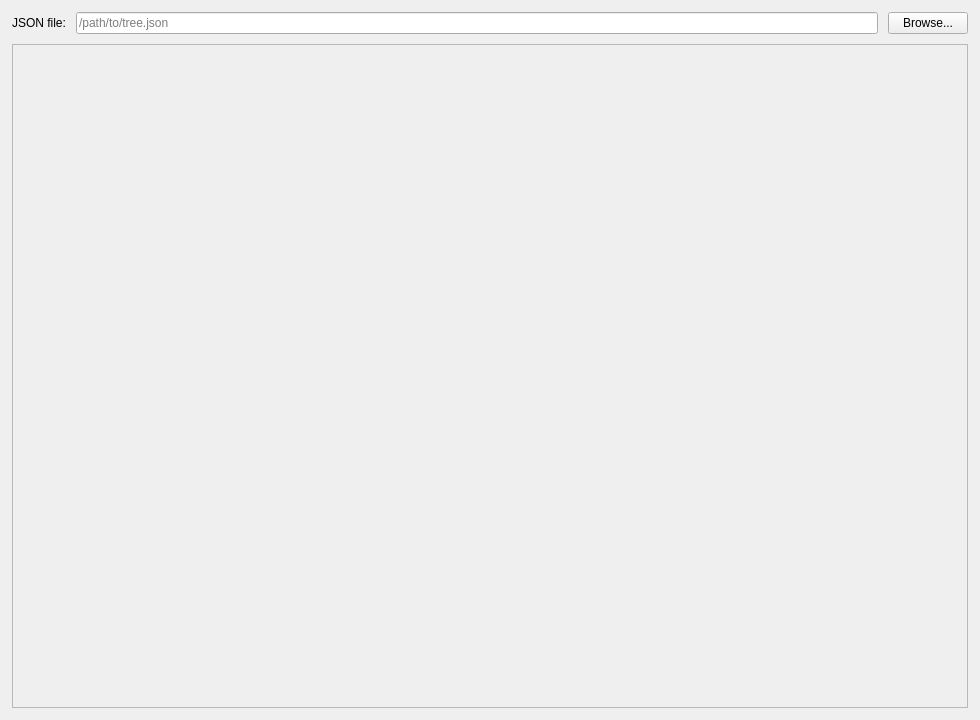
A-str0/qt-btree-visualizer, file mainwindow.ui: the form before one commit.
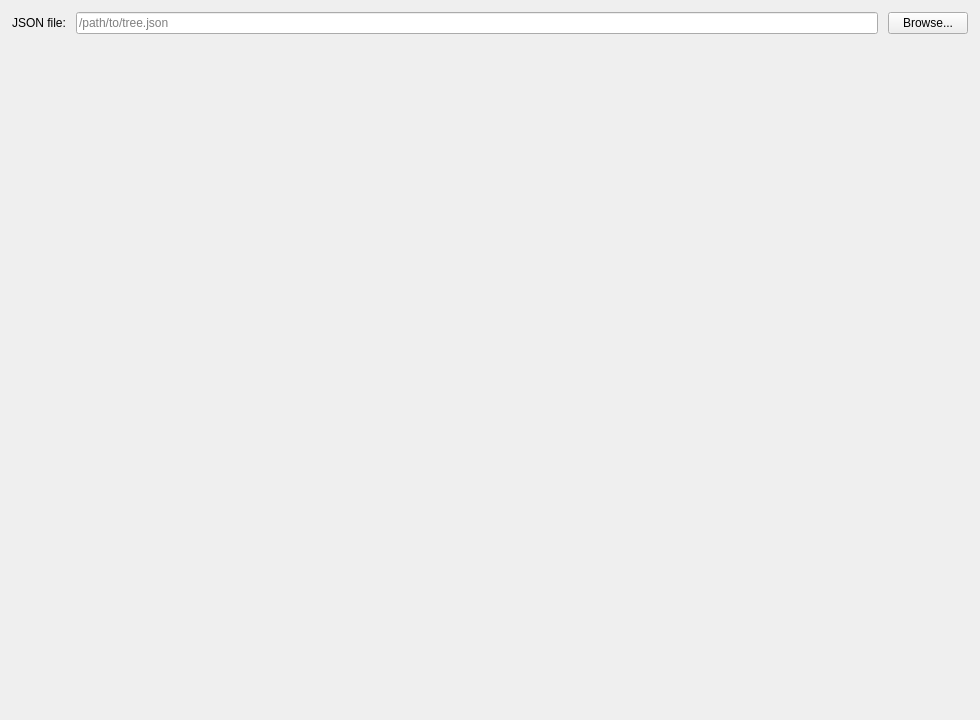
The form after the commit.

Diff of the .ui file:
```diff
--- a/mainwindow.ui
+++ b/mainwindow.ui
@@ -61,29 +61,16 @@
     <item>
      <layout class="QHBoxLayout" name="controlsLayout"/>
     </item>
-    <item>
-     <widget class="QScrollArea" name="treeScrollArea">
-      <property name="frameShape">
-       <enum>QFrame::Shape::StyledPanel</enum>
-      </property>
-      <property name="widgetResizable">
-       <bool>false</bool>
-      </property>
-      <property name="alignment">
-       <set>Qt::AlignmentFlag::AlignLeading|Qt::AlignmentFlag::AlignLeft|Qt::AlignmentFlag::AlignTop</set>
-      </property>
-      <widget class="QWidget" name="scrollAreaWidgetContents">
-       <property name="geometry">
-        <rect>
-         <x>0</x>
-         <y>0</y>
-         <width>200</width>
-         <height>120</height>
-        </rect>
+     <item>
+      <widget class="QWidget" name="treeContainer">
+       <property name="sizePolicy">
+        <sizepolicy hsizetype="Expanding" vsizetype="Expanding">
+         <horstretch>0</horstretch>
+         <verstretch>1</verstretch>
+        </sizepolicy>
        </property>
       </widget>
-     </widget>
-    </item>
+     </item>
    </layout>
   </widget>
  </widget>
```
